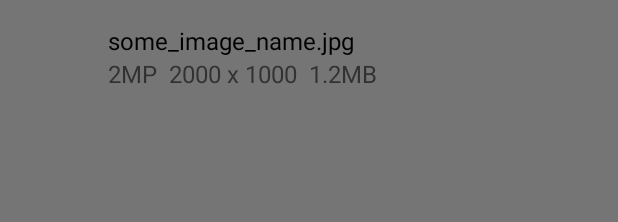
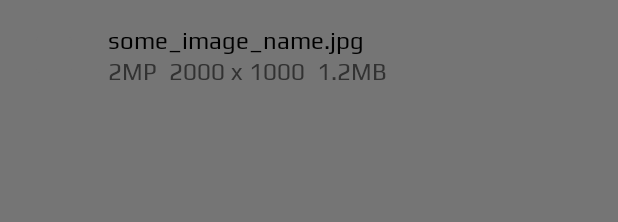
Before and after one commit to vshkl/Pik, an Android app: the layout item_info.xml on its own in the app's theme, with its tools: preview values and no code run, on a phone screen of 412 x 824 dp. Shown: the top 222 px of the screen. Run offline under Robolectric (Android 15) with nearby library versions, the phone set to English and light mode, and no system bars.

Commit message:
Add custom font

```diff
--- /dev/null
+++ b/app/src/main/java/by/vshkl/android/pik/customview/PlayRegularTextView.kt
@@ -0,0 +1,25 @@
+package by.vshkl.android.pik.customview
+
+import android.content.Context
+import android.graphics.Typeface
+import android.support.v7.widget.AppCompatTextView
+import android.util.AttributeSet
+
+class PlayRegularTextView : AppCompatTextView {
+
+    constructor(context: Context?) : super(context) {
+        setupTypeface(context)
+    }
+
+    constructor(context: Context?, attrs: AttributeSet?) : super(context, attrs) {
+        setupTypeface(context)
+    }
+
+    constructor(context: Context?, attrs: AttributeSet?, defStyleAttr: Int) : super(context, attrs, defStyleAttr) {
+        setupTypeface(context)
+    }
+
+    private fun setupTypeface(context: Context?) {
+        this.typeface = Typeface.createFromAsset(context?.assets, "fonts/Play-Regular.ttf")
+    }
+}
--- a/app/src/main/java/by/vshkl/android/pik/ui/albums/AlbumsViewHolder.kt
+++ b/app/src/main/java/by/vshkl/android/pik/ui/albums/AlbumsViewHolder.kt
@@ -3,12 +3,12 @@ package by.vshkl.android.pik.ui.albums
 import android.support.v7.widget.RecyclerView.ViewHolder
 import android.view.View
 import android.widget.ImageView
-import android.widget.TextView
+import by.vshkl.android.pik.customview.PlayRegularTextView
 import kotlinx.android.synthetic.main.item_album.view.*
 
 class AlbumsViewHolder(itemView: View) : ViewHolder(itemView) {
     val ivThumbnail: ImageView = itemView.ivAlbumThumbnail
     val ivCheck: ImageView = itemView.ivCheck
-    val tvName: TextView = itemView.tvAlbumName
-    val tvCount: TextView = itemView.tvAlbumCount
+    val tvName: PlayRegularTextView = itemView.tvAlbumName
+    val tvCount: PlayRegularTextView = itemView.tvAlbumCount
 }
--- a/app/src/main/java/by/vshkl/android/pik/ui/imageinfo/ImageInfoViewHolder.kt
+++ b/app/src/main/java/by/vshkl/android/pik/ui/imageinfo/ImageInfoViewHolder.kt
@@ -3,11 +3,11 @@ package by.vshkl.android.pik.ui.imageinfo
 import android.support.v7.widget.RecyclerView.ViewHolder
 import android.view.View
 import android.widget.ImageView
-import android.widget.TextView
+import by.vshkl.android.pik.customview.PlayRegularTextView
 import kotlinx.android.synthetic.main.item_info.view.*
 
 class ImageInfoViewHolder(itemView: View) : ViewHolder(itemView) {
     val ivThumbnail: ImageView = itemView.ivIcon
-    val tvTitle: TextView = itemView.tvTitle
-    val tvSubtitle: TextView = itemView.tvSubtitle
+    val tvTitle: PlayRegularTextView = itemView.tvTitle
+    val tvSubtitle: PlayRegularTextView = itemView.tvSubtitle
 }
--- a/app/src/main/res/layout/item_album.xml
+++ b/app/src/main/res/layout/item_album.xml
@@ -35,7 +35,7 @@
         tools:visibility="visible"
         />
 
-    <TextView
+    <by.vshkl.android.pik.customview.PlayRegularTextView
         android:id="@+id/tvAlbumName"
         android:layout_width="0dp"
         android:layout_height="wrap_content"
@@ -55,7 +55,7 @@
         tools:text="Camera"
         />
 
-    <TextView
+    <by.vshkl.android.pik.customview.PlayRegularTextView
         android:id="@+id/tvAlbumCount"
         android:layout_width="0dp"
         android:layout_height="wrap_content"
--- a/app/src/main/res/layout/item_info.xml
+++ b/app/src/main/res/layout/item_info.xml
@@ -22,7 +22,7 @@
         />
 
 
-    <TextView
+    <by.vshkl.android.pik.customview.PlayRegularTextView
         android:id="@+id/tvTitle"
         android:layout_width="0dp"
         android:layout_height="wrap_content"
@@ -35,7 +35,7 @@
         tools:text="some_image_name.jpg"
         />
 
-    <TextView
+    <by.vshkl.android.pik.customview.PlayRegularTextView
         android:id="@+id/tvSubtitle"
         android:layout_width="0dp"
         android:layout_height="wrap_content"
```
Also changed, not shown: app/src/main/res/layout/fragment_image_pager.xml (+6 -4 lines), app/src/main/assets/fonts/Play-Regular.ttf (added).
